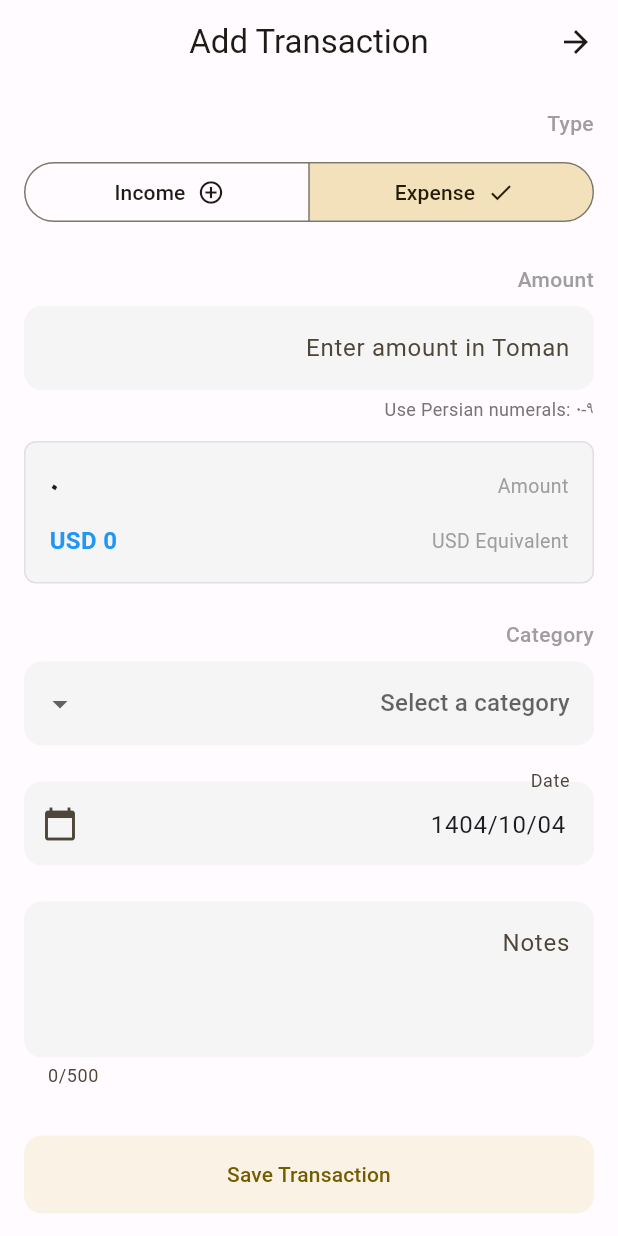
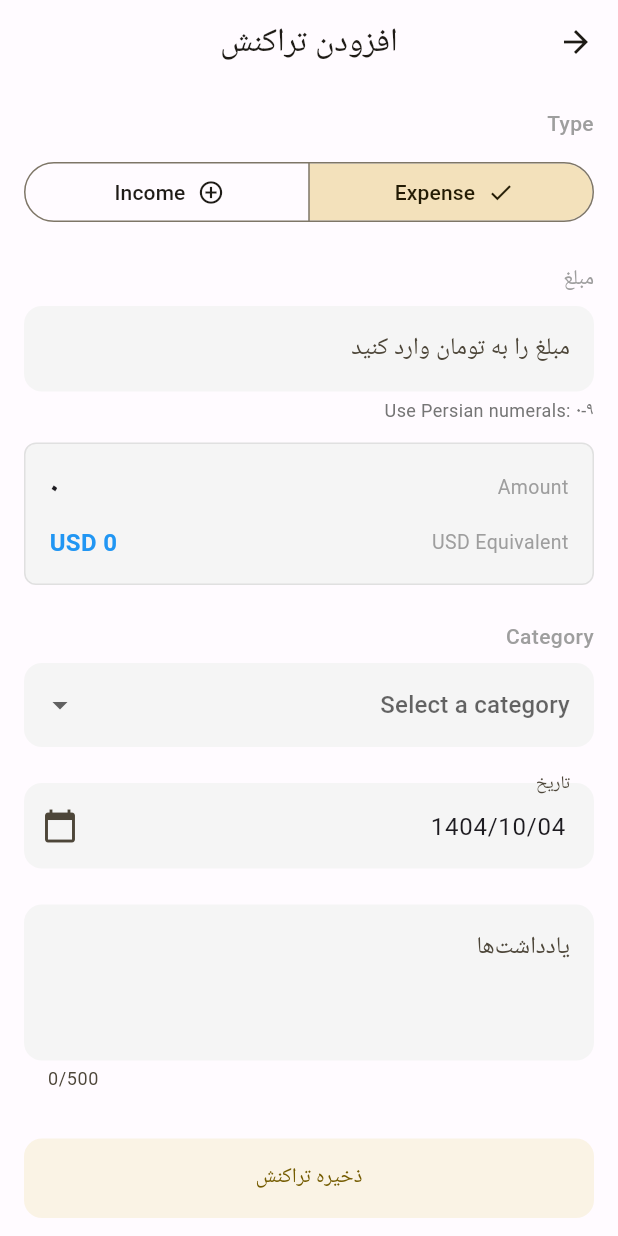
Before and after one commit to abmahmoudi1980/zarbin, a Flutter app: the AddTransactionScreen screen opened by its route, on a phone screen of 412 x 824 dp. Run offline on Flutter 3.47's test engine with Material 3 defaults, Android fonts, the light colour scheme and no system bars; our stand-ins replace dio, firebase_analytics, firebase_core, firebase_crashlytics, flutter_secure_storage, google_fonts and 6 more; accounts and stored records are empty; generated files the repository leaves out were written again; Roboto replaces fonts that are missing (Vazirmatn).

Commit message:
feat: Add summary categories endpoint and enhance transaction screen localization

```diff
--- a/frontend/lib/l10n/app_fa.arb
+++ b/frontend/lib/l10n/app_fa.arb
@@ -13,5 +13,19 @@
   "welcomeBack": "خوش آمدید",
   "createAccount": "ایجاد حساب کاربری",
   "confirmPassword": "تکرار رمز عبور",
-  "agreeToTerms": "با شرایط و قوانین موافقم"
+  "agreeToTerms": "با شرایط و قوانین موافقم",
+  "addTransaction": "افزودن تراکنش",
+  "amount": "مبلغ",
+  "enterAmountInToman": "مبلغ را به تومان وارد کنید",
+  "date": "تاریخ",
+  "selectDate": "تاریخی انتخاب کنید",
+  "notes": "یادداشت‌ها",
+  "optionalNotes": "یادداشت‌های اختیاری درباره این تراکنش",
+  "saveTransaction": "ذخیره تراکنش",
+  "amountMustBeGreaterThanZero": "مبلغ باید بیشتر از صفر باشد",
+  "amountExceedsMaximum": "مبلغ بیش از حداکثر (۹۹,۹۹۹,۹۹۹,۹۹۹) است",
+  "pleaseSelectCategory": "لطفاً یک دسته انتخاب کنید",
+  "pleaseSelectDate": "لطفاً تاریخ را انتخاب کنید",
+  "transactionCreatedSuccessfully": "تراکنش با موفقیت ایجاد شد",
+  "failedToCreateTransaction": "ایجاد تراکنش ناموفق بود"
 }
--- a/frontend/lib/screens/add_transaction_screen.dart
+++ b/frontend/lib/screens/add_transaction_screen.dart
@@ -9,6 +9,7 @@ import 'package:zarbin/widgets/transaction_type_toggle.dart';
 import 'package:zarbin/widgets/amount_input_field.dart';
 import 'package:zarbin/widgets/dual_currency_display.dart';
 import 'package:shamsi_date/shamsi_date.dart';
+import 'package:flutter_gen/gen_l10n/app_localizations.dart';
 
 /// AddTransactionScreen - Allows users to create income/expense transactions
 /// Features:
@@ -62,14 +63,14 @@ class _AddTransactionScreenState extends State<AddTransactionScreen> {
 
     if (amount == null || amount <= 0) {
       setState(() {
-        _amountError = 'Amount must be greater than 0';
+        _amountError = AppLocalizations.of(context)!.amountMustBeGreaterThanZero;
       });
       return;
     }
 
     if (amount > 99999999999) {
       setState(() {
-        _amountError = 'Amount exceeds maximum (99,999,999,999)';
+        _amountError = AppLocalizations.of(context)!.amountExceedsMaximum;
       });
       return;
     }
@@ -77,7 +78,7 @@ class _AddTransactionScreenState extends State<AddTransactionScreen> {
     // Validate category
     if (_selectedCategoryId == null) {
       ScaffoldMessenger.of(context).showSnackBar(
-        const SnackBar(content: Text('Please select a category')),
+        SnackBar(content: Text(AppLocalizations.of(context)!.pleaseSelectCategory)),
       );
       return;
     }
@@ -85,7 +86,7 @@ class _AddTransactionScreenState extends State<AddTransactionScreen> {
     // Validate date
     if (_selectedDate == null || _selectedDate!.isEmpty) {
       setState(() {
-        _dateError = 'Please select a date';
+        _dateError = AppLocalizations.of(context)!.pleaseSelectDate;
       });
       return;
     }
@@ -105,7 +106,7 @@ class _AddTransactionScreenState extends State<AddTransactionScreen> {
     if (success) {
       if (mounted) {
         ScaffoldMessenger.of(context).showSnackBar(
-          const SnackBar(content: Text('Transaction created successfully')),
+          SnackBar(content: Text(AppLocalizations.of(context)!.transactionCreatedSuccessfully)),
         );
         Navigator.of(context).pop();
       }
@@ -113,7 +114,7 @@ class _AddTransactionScreenState extends State<AddTransactionScreen> {
       if (mounted) {
         ScaffoldMessenger.of(context).showSnackBar(
           SnackBar(
-              content: Text(provider.error ?? 'Failed to create transaction')),
+              content: Text(provider.error ?? AppLocalizations.of(context)!.failedToCreateTransaction)),
         );
       }
     }
@@ -158,10 +159,10 @@ class _AddTransactionScreenState extends State<AddTransactionScreen> {
   @override
   Widget build(BuildContext context) {
     return Scaffold(
-      appBar: AppBar(
-        title: const Text('Add Transaction'),
-        centerTitle: true,
-      ),
+       appBar: AppBar(
+         title: Text(AppLocalizations.of(context)!.addTransaction),
+         centerTitle: true,
+       ),
       body: SingleChildScrollView(
         padding: const EdgeInsets.all(16.0),
         child: Column(
@@ -181,8 +182,8 @@ class _AddTransactionScreenState extends State<AddTransactionScreen> {
             // Amount Input Field with Persian numeral support (T086, T094)
             AmountInputField(
               controller: _amountController,
-              label: 'Amount',
-              placeholder: 'Enter amount in Toman',
+              label: AppLocalizations.of(context)!.amount,
+              placeholder: AppLocalizations.of(context)!.enterAmountInToman,
               errorText: _amountError,
               onChanged: (_) {
                 setState(() {
@@ -218,8 +219,8 @@ class _AddTransactionScreenState extends State<AddTransactionScreen> {
               controller: _dateController,
               readOnly: true,
               decoration: InputDecoration(
-                labelText: 'Date',
-                hintText: 'Select a date',
+                labelText: AppLocalizations.of(context)!.date,
+                hintText: AppLocalizations.of(context)!.selectDate,
                 border: const OutlineInputBorder(),
                 errorText: _dateError,
                 suffixIcon: IconButton(
@@ -236,10 +237,10 @@ class _AddTransactionScreenState extends State<AddTransactionScreen> {
               controller: _notesController,
               maxLines: 3,
               maxLength: 500,
-              decoration: const InputDecoration(
-                labelText: 'Notes',
-                hintText: 'Optional notes about this transaction',
-                border: OutlineInputBorder(),
+              decoration: InputDecoration(
+                labelText: AppLocalizations.of(context)!.notes,
+                hintText: AppLocalizations.of(context)!.optionalNotes,
+                border: const OutlineInputBorder(),
                 alignLabelWithHint: true,
               ),
             ),
@@ -259,7 +260,7 @@ class _AddTransactionScreenState extends State<AddTransactionScreen> {
                           width: 20,
                           child: CircularProgressIndicator(strokeWidth: 2),
                         )
-                      : const Text('Save Transaction'),
+                       : Text(AppLocalizations.of(context)!.saveTransaction),
                 );
               },
             ),
```
Also changed, not shown: frontend/lib/l10n/app_en.arb (+15 -1 lines), 2 other files.
